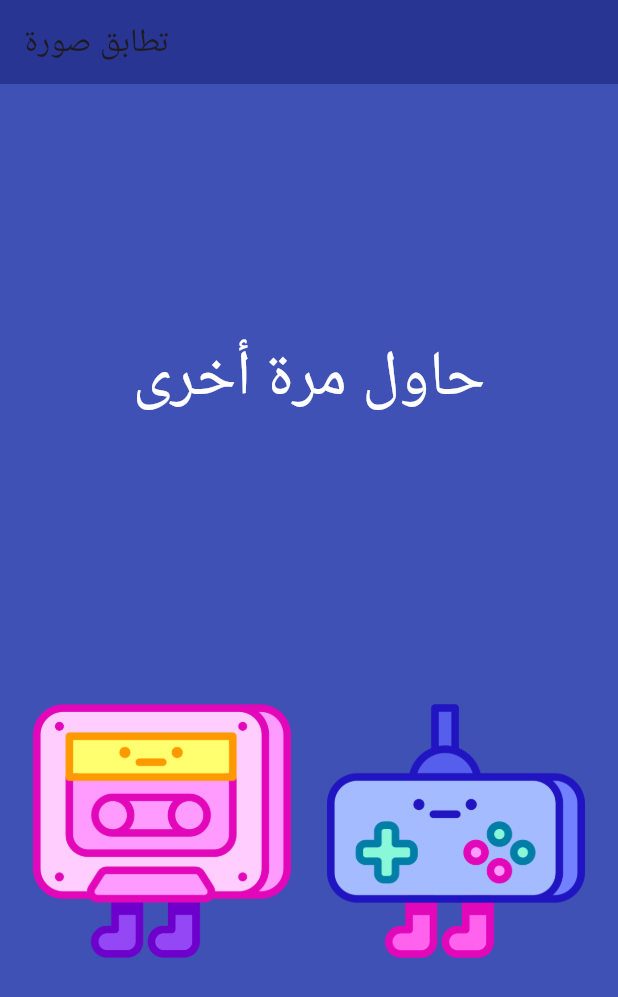
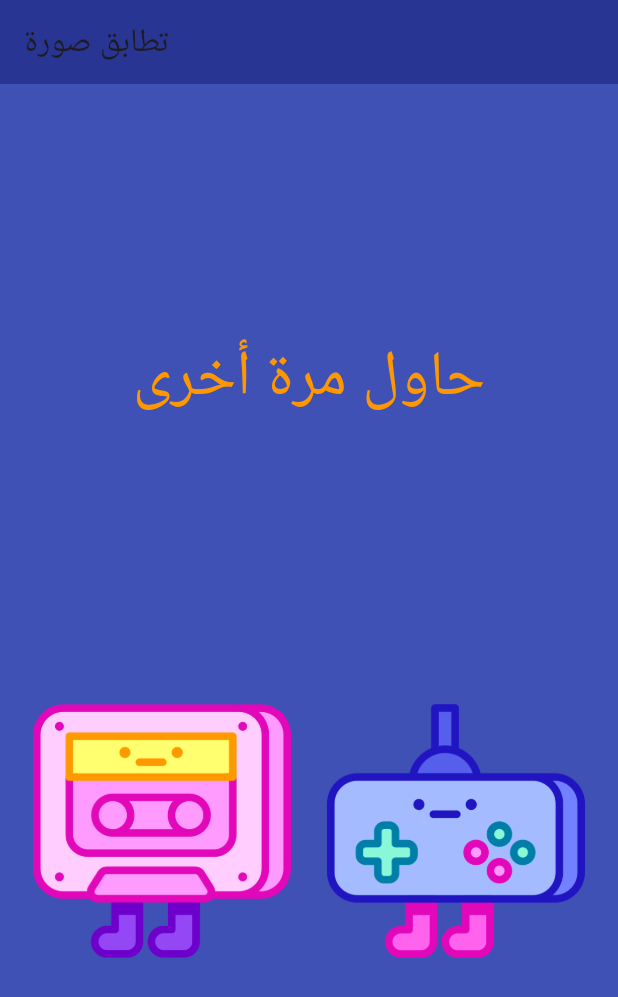
Before and after one commit to rafat-zyadah/match, a Flutter app: the screen it shows after launch, on a phone screen of 412 x 824 dp. Shown: the top 997 px of the screen. Run offline on Flutter 3.47's test engine with Material 3 defaults, Android fonts, the phone set to English and light mode, and no system bars.

Commit message:
change color

```diff
--- a/lib/main.dart
+++ b/lib/main.dart
@@ -50,7 +50,7 @@ class _MyAppState extends State<MyApp> {
               : 'حاول مرة أخرى',
           style: TextStyle(
             fontSize: 42.0,
-            color: Colors.white,
+            color: Colors.orange,
           ),
         ),
         Padding(
```
